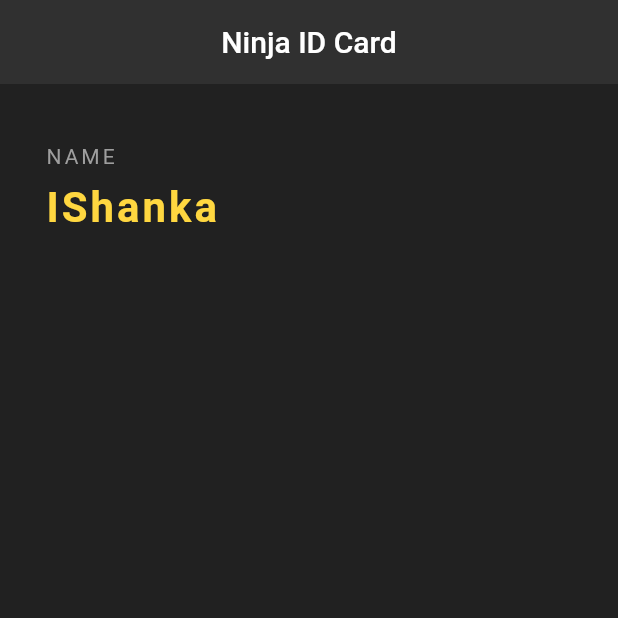
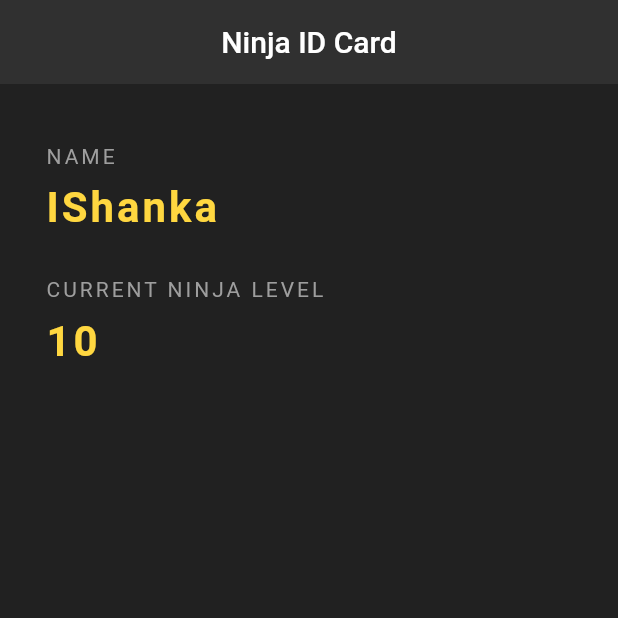
Before and after one commit to Lakshan555/Ninja, a Flutter app: the screen it shows after launch, on a phone screen of 412 x 824 dp, the top half of it. Run offline on Flutter 3.47's test engine with Material 2 defaults, Android fonts, the phone set to English and light mode, and no system bars.

Commit message:
copy text

```diff
--- a/lib/main.dart
+++ b/lib/main.dart
@@ -34,7 +34,7 @@ class NinjaCard extends StatelessWidget {
                 letterSpacing: 2.0,
               ) ,
             ),
-            SizedBox(height: 10.0,),
+            SizedBox(height: 10.0),
             Text(
               "IShanka",
                 style:TextStyle(
@@ -44,6 +44,26 @@ class NinjaCard extends StatelessWidget {
                 fontWeight: FontWeight.bold
               ) ,
             ),
+            SizedBox(height: 30.0),
+
+            Text(
+              "CURRENT NINJA LEVEL",
+              style:TextStyle(
+                color: Colors.grey,
+                letterSpacing: 2.0,
+              ) ,
+            ),
+            SizedBox(height: 10.0),
+            Text(
+              "10",
+              style:TextStyle(
+                  color: Colors.amberAccent[200],
+                  fontSize: 28.0,
+                  letterSpacing: 2.0,
+                  fontWeight: FontWeight.bold
+              ) ,
+            ),
+            SizedBox(height: 30.0),
           ],
         ),
       ),
```
